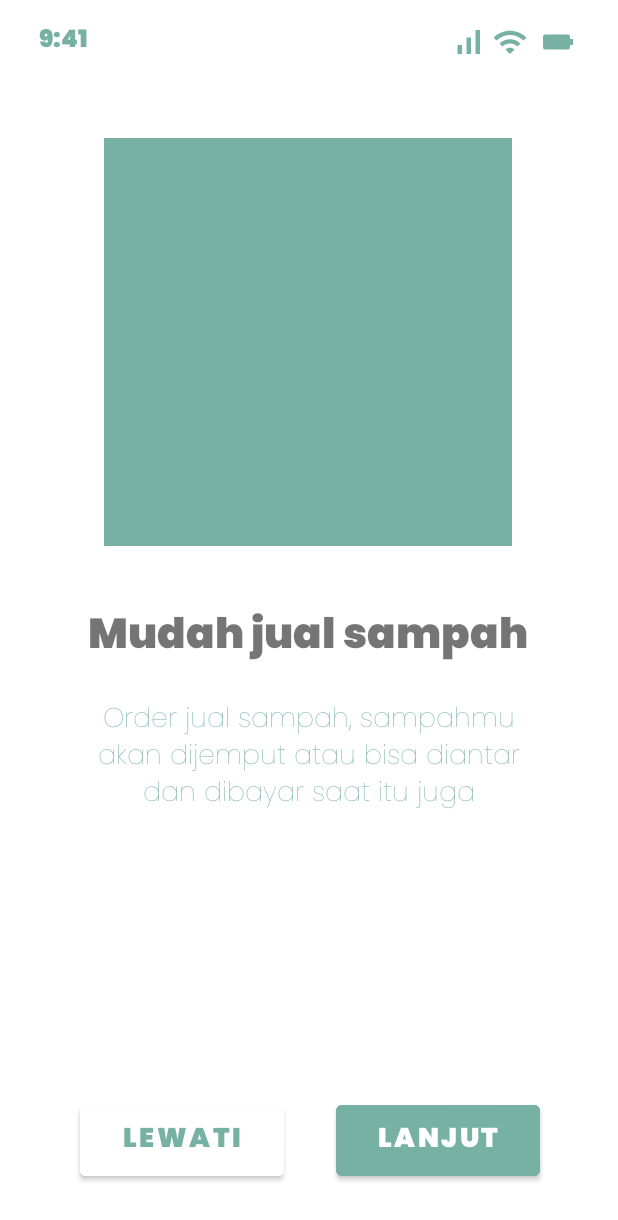
After one commit to NathanDaud123/Apl-Sampah-Internship-RAION, an Android app: the MainActivity2 screen opened directly, with no data from a screen before it, on a phone screen of 412 x 824 dp. The commit adds this screen. Shown: the top 1220 px of the screen. Run offline under Robolectric (Android 15) with nearby library versions, the phone set to English and light mode, and no system bars.

Commit message:
init commit

```diff
--- a/app/src/main/AndroidManifest.xml
+++ b/app/src/main/AndroidManifest.xml
@@ -1,6 +1,6 @@
 <?xml version="1.0" encoding="utf-8"?>
 <manifest xmlns:android="http://schemas.android.com/apk/res/android"
-    package="user.example.sampah" >
+    package="user.example.sampah">
 
     <application
         android:allowBackup="true"
@@ -8,16 +8,20 @@
         android:label="@string/app_name"
         android:roundIcon="@mipmap/ic_launcher_round"
         android:supportsRtl="true"
-        android:theme="@style/Theme.MaterialComponents.Light.NoActionBar" >
+        android:theme="@style/Theme.MaterialComponents.Light.NoActionBar">
+        <activity
+            android:name=".MainActivity2"
+            android:exported="false" />
         <activity
             android:name=".MainActivity"
-            android:exported="true" >
+            android:exported="true">
             <intent-filter>
                 <action android:name="android.intent.action.MAIN" />
 
                 <category android:name="android.intent.category.LAUNCHER" />
             </intent-filter>
         </activity>
+
         <meta-data
             android:name="preloaded_fonts"
             android:resource="@array/preloaded_fonts" />
--- /dev/null
+++ b/app/src/main/java/user/example/sampah/MainActivity2.kt
@@ -0,0 +1,11 @@
+package user.example.sampah
+
+import androidx.appcompat.app.AppCompatActivity
+import android.os.Bundle
+
+class MainActivity2 : AppCompatActivity() {
+    override fun onCreate(savedInstanceState: Bundle?) {
+        super.onCreate(savedInstanceState)
+        setContentView(R.layout.activity_main2)
+    }
+}
--- /dev/null
+++ b/app/src/main/res/drawable/ic_baseline_battery_full_24.xml
@@ -0,0 +1,10 @@
+<vector xmlns:android="http://schemas.android.com/apk/res/android"
+    android:width="24dp"
+    android:height="24dp"
+    android:viewportWidth="24"
+    android:viewportHeight="24"
+    android:tint="?attr/colorControlNormal">
+  <path
+      android:fillColor="@android:color/white"
+      android:pathData="M15.67,4H14V2h-4v2H8.33C7.6,4 7,4.6 7,5.33v15.33C7,21.4 7.6,22 8.33,22h7.33c0.74,0 1.34,-0.6 1.34,-1.33V5.33C17,4.6 16.4,4 15.67,4z"/>
+</vector>
--- /dev/null
+++ b/app/src/main/res/drawable/ic_baseline_signal_cellular_alt_24.xml
@@ -0,0 +1,10 @@
+<vector xmlns:android="http://schemas.android.com/apk/res/android"
+    android:width="24dp"
+    android:height="24dp"
+    android:viewportWidth="24"
+    android:viewportHeight="24"
+    android:tint="?attr/colorControlNormal">
+  <path
+      android:fillColor="@android:color/white"
+      android:pathData="M17,4h3v16h-3zM5,14h3v6L5,20zM11,9h3v11h-3z"/>
+</vector>
--- /dev/null
+++ b/app/src/main/res/drawable/ic_baseline_wifi_24.xml
@@ -0,0 +1,10 @@
+<vector xmlns:android="http://schemas.android.com/apk/res/android"
+    android:width="24dp"
+    android:height="24dp"
+    android:viewportWidth="24"
+    android:viewportHeight="24"
+    android:tint="?attr/colorControlNormal">
+  <path
+      android:fillColor="@android:color/white"
+      android:pathData="M1,9l2,2c4.97,-4.97 13.03,-4.97 18,0l2,-2C16.93,2.93 7.08,2.93 1,9zM9,17l3,3 3,-3c-1.65,-1.66 -4.34,-1.66 -6,0zM5,13l2,2c2.76,-2.76 7.24,-2.76 10,0l2,-2C15.14,9.14 8.87,9.14 5,13z"/>
+</vector>
--- /dev/null
+++ b/app/src/main/res/layout/activity_main2.xml
@@ -0,0 +1,140 @@
+<?xml version="1.0" encoding="utf-8"?>
+<androidx.constraintlayout.widget.ConstraintLayout xmlns:android="http://schemas.android.com/apk/res/android"
+    xmlns:app="http://schemas.android.com/apk/res-auto"
+    xmlns:tools="http://schemas.android.com/tools"
+    android:layout_width="match_parent"
+    android:layout_height="match_parent"
+    tools:context=".MainActivity2">
+
+    <ImageView
+        android:id="@+id/imageView2"
+        android:layout_width="272dp"
+        android:layout_height="272dp"
+        android:layout_marginTop="92dp"
+        app:layout_constraintEnd_toEndOf="parent"
+        app:layout_constraintHorizontal_bias="0.496"
+        app:layout_constraintStart_toStartOf="parent"
+        app:layout_constraintTop_toTopOf="parent"
+        app:srcCompat="@drawable/rectangle_1" />
+
+    <TextView
+        android:id="@+id/mainJudul"
+        android:layout_width="wrap_content"
+        android:layout_height="wrap_content"
+        android:layout_marginTop="36dp"
+        android:fontFamily="@font/poppins"
+        android:text="Mudah jual sampah"
+        android:textSize="28dp"
+        app:layout_constraintEnd_toEndOf="parent"
+        app:layout_constraintHorizontal_bias="0.495"
+        app:layout_constraintStart_toStartOf="parent"
+        app:layout_constraintTop_toBottomOf="@+id/imageView2" />
+
+    <TextView
+        android:id="@+id/textView4"
+        android:layout_width="295dp"
+        android:layout_height="105dp"
+        android:layout_marginTop="16dp"
+        android:fontFamily="@font/poppins_thin"
+        android:text="Order jual sampah, sampahmu akan dijemput atau bisa diantar dan dibayar saat itu juga"
+        android:textAlignment="center"
+        android:textColor="#77B1A3"
+        android:textSize="18sp"
+        app:layout_constraintEnd_toEndOf="parent"
+        app:layout_constraintStart_toStartOf="parent"
+        app:layout_constraintTop_toBottomOf="@+id/mainJudul" />
+
+    <Button
+        android:id="@+id/button3"
+        android:layout_width="136dp"
+        android:layout_height="59dp"
+        android:backgroundTint="#FFFFFF"
+        android:fontFamily="@font/poppins"
+        android:text="Lewati"
+        android:textColor="#77B1A3"
+        android:textSize="18dp"
+        app:layout_constraintBottom_toBottomOf="parent"
+        app:layout_constraintEnd_toStartOf="@+id/button4"
+        app:layout_constraintHorizontal_bias="0.604"
+        app:layout_constraintStart_toStartOf="parent"
+        app:layout_constraintTop_toBottomOf="@+id/textView4"
+        app:layout_constraintVertical_bias="0.825" />
+
+    <Button
+        android:id="@+id/button4"
+        android:layout_width="136dp"
+        android:layout_height="59dp"
+        android:layout_marginEnd="52dp"
+        android:backgroundTint="#77B1A3"
+        android:fontFamily="@font/poppins"
+        android:shadowColor="#77B1A3"
+        android:text="Lanjut"
+        android:textColorHint="#77B1A3"
+        android:textSize="18dp"
+        app:layout_constraintBottom_toBottomOf="parent"
+        app:layout_constraintEnd_toEndOf="parent"
+        app:layout_constraintTop_toBottomOf="@+id/textView4"
+        app:layout_constraintVertical_bias="0.825"
+        app:rippleColor="#77B1A3"
+        app:strokeColor="#77B1A3" />
+
+    <EditText
+        android:id="@+id/editTextTime2"
+        android:layout_width="110dp"
+        android:layout_height="48dp"
+        android:background="@null"
+        android:backgroundTint="#FFFFFF"
+        android:ems="10"
+        android:fontFamily="@font/poppins"
+        android:inputType="time"
+        android:text="9:41"
+        android:textColor="#77B1A3"
+        android:textSize="16sp"
+        app:layout_constraintBottom_toBottomOf="parent"
+        app:layout_constraintEnd_toEndOf="parent"
+        app:layout_constraintHorizontal_bias="0.086"
+        app:layout_constraintStart_toStartOf="parent"
+        app:layout_constraintTop_toTopOf="parent"
+        app:layout_constraintVertical_bias="0.004" />
+
+    <ImageView
+        android:id="@+id/imageView6"
+        android:layout_width="wrap_content"
+        android:layout_height="wrap_content"
+        android:layout_marginTop="16dp"
+        app:layout_constraintEnd_toStartOf="@+id/imageButton"
+        app:layout_constraintHorizontal_bias="0.986"
+        app:layout_constraintStart_toStartOf="parent"
+        app:layout_constraintTop_toTopOf="parent"
+        app:srcCompat="@drawable/ic_baseline_wifi_24"
+        app:tint="#77B1A3" />
+
+    <ImageView
+        android:id="@+id/imageView10"
+        android:layout_width="wrap_content"
+        android:layout_height="wrap_content"
+        android:layout_marginTop="16dp"
+        android:layout_marginEnd="4dp"
+        app:layout_constraintEnd_toStartOf="@+id/imageView6"
+        app:layout_constraintHorizontal_bias="1.0"
+        app:layout_constraintStart_toStartOf="parent"
+        app:layout_constraintTop_toTopOf="parent"
+        app:srcCompat="@drawable/ic_baseline_signal_cellular_alt_24"
+        app:tint="#77B1A3" />
+
+    <ImageButton
+        android:id="@+id/imageButton"
+        android:layout_width="31dp"
+        android:layout_height="23dp"
+        android:layout_marginTop="16dp"
+        android:layout_marginEnd="24dp"
+        android:background="@color/white"
+        android:rotation="90"
+        app:layout_constraintEnd_toEndOf="parent"
+        app:layout_constraintTop_toTopOf="parent"
+        app:srcCompat="@drawable/ic_baseline_battery_full_24"
+        app:tint="#77B1A3"
+        tools:ignore="TouchTargetSizeCheck,SpeakableTextPresentCheck" />
+
+
+</androidx.constraintlayout.widget.ConstraintLayout>
--- a/app/src/main/res/values/colors.xml
+++ b/app/src/main/res/values/colors.xml
@@ -1,5 +1,6 @@
 <?xml version="1.0" encoding="utf-8"?>
 <resources>
+    <color name="colorPrimary">#77B1A3</color>
     <color name="purple_200">#FFBB86FC</color>
     <color name="purple_500">#FF6200EE</color>
     <color name="purple_700">#FF3700B3</color>
@@ -8,4 +9,5 @@
     <color name="black">#FF000000</color>
     <color name="white">#FFFFFFFF</color>
     <color name="warna">#77B1A3</color>
+    <color name="gabut">#77B1A3</color>
 </resources>
```
Also changed, not shown: app/src/main/res/drawable-mdpi/rectangle_welcomingpage.jpg (added), app/src/main/res/drawable/cellular_connection_path.png (added), app/src/main/res/drawable/cellular_connection_path__1_.png (added), app/src/main/res/drawable/cellular_connection_path__2_.png (added), app/src/main/res/drawable/cellular_connection_path__3_.png (added), app/src/main/res/drawable/pemuda_panjasila.jpg (added), app/src/main/res/drawable/rectangle.png (added), app/src/main/res/drawable/rectangle_1.jpg (added).
